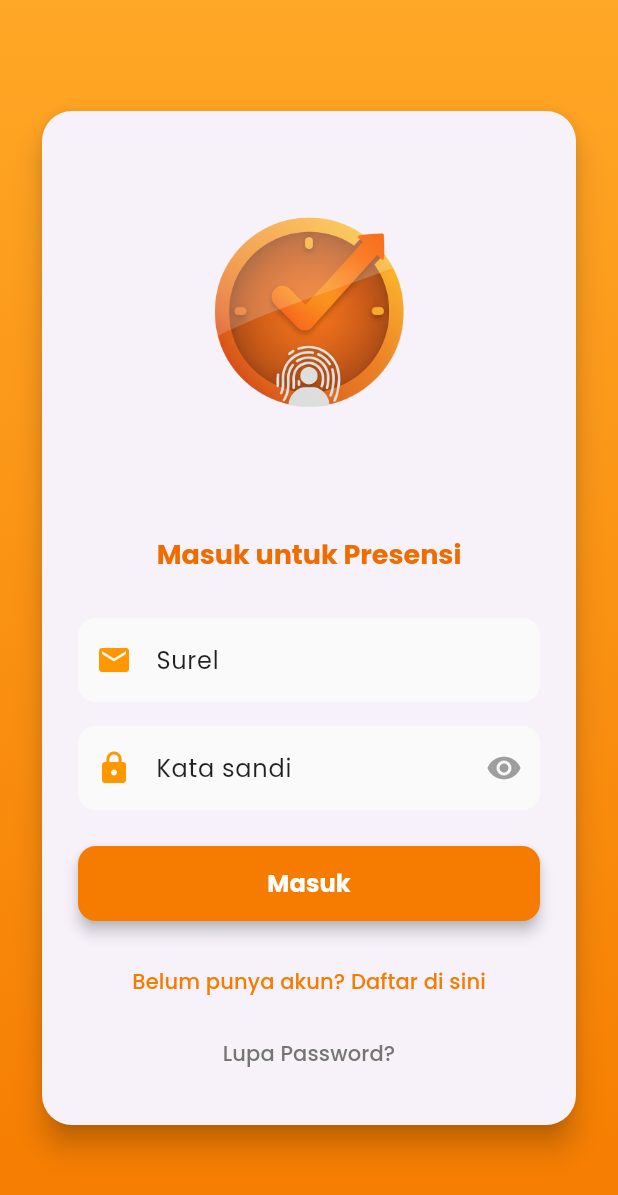
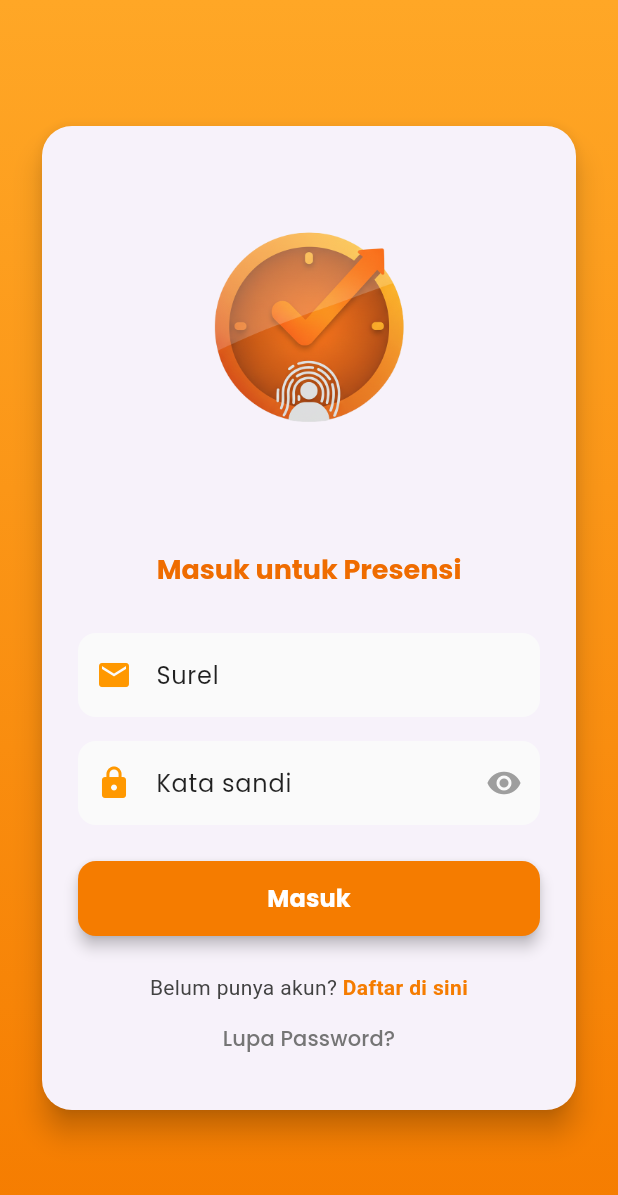
Before and after one commit to gerrybagaskoro/absensi_ppkdjp_b3, a Flutter app: the screen it shows after launch, on a phone screen of 412 x 824 dp. Shown: the top 1195 px of the screen. Run offline on Flutter 3.47's test engine with Material 3 defaults, Android fonts, the phone set to English and light mode, and no system bars; our stand-ins replace google_fonts, image_picker.

Commit message:
refactor login link to use Text.rich for better styling and interaction

```diff
--- a/lib/views/auth/login_peserta.dart
+++ b/lib/views/auth/login_peserta.dart
@@ -2,6 +2,7 @@
 
 import 'package:absensi_ppkdjp_b3/extension/navigation.dart';
 import 'package:absensi_ppkdjp_b3/utils/app_logo.dart';
+import 'package:flutter/gestures.dart';
 import 'package:flutter/material.dart';
 
 class LoginPeserta extends StatefulWidget {
@@ -181,17 +182,31 @@ class _LoginPesertaState extends State<LoginPeserta> {
                       ),
                       const SizedBox(height: 16),
 
-                      // Link daftar
-                      TextButton(
-                        onPressed: () {
-                          context.pushNamed('/register');
-                        },
-                        child: Text(
-                          'Belum punya akun? Daftar di sini',
-                          style: TextStyle(
-                            color: Colors.orange[700],
-                            fontWeight: FontWeight.w500,
+                      // Link daftar (pakai Text.rich)
+                      Padding(
+                        padding: const EdgeInsets.only(top: 8.0),
+                        child: Text.rich(
+                          TextSpan(
+                            text: 'Belum punya akun? ',
+                            style: TextStyle(
+                              color: Colors.grey[800],
+                              fontWeight: FontWeight.w400,
+                            ),
+                            children: [
+                              TextSpan(
+                                text: 'Daftar di sini',
+                                style: TextStyle(
+                                  color: Colors.orange[700],
+                                  fontWeight: FontWeight.bold,
+                                ),
+                                recognizer: TapGestureRecognizer()
+                                  ..onTap = () {
+                                    context.pushNamed('/register');
+                                  },
+                              ),
+                            ],
                           ),
+                          textAlign: TextAlign.center,
                         ),
                       ),
 
```
